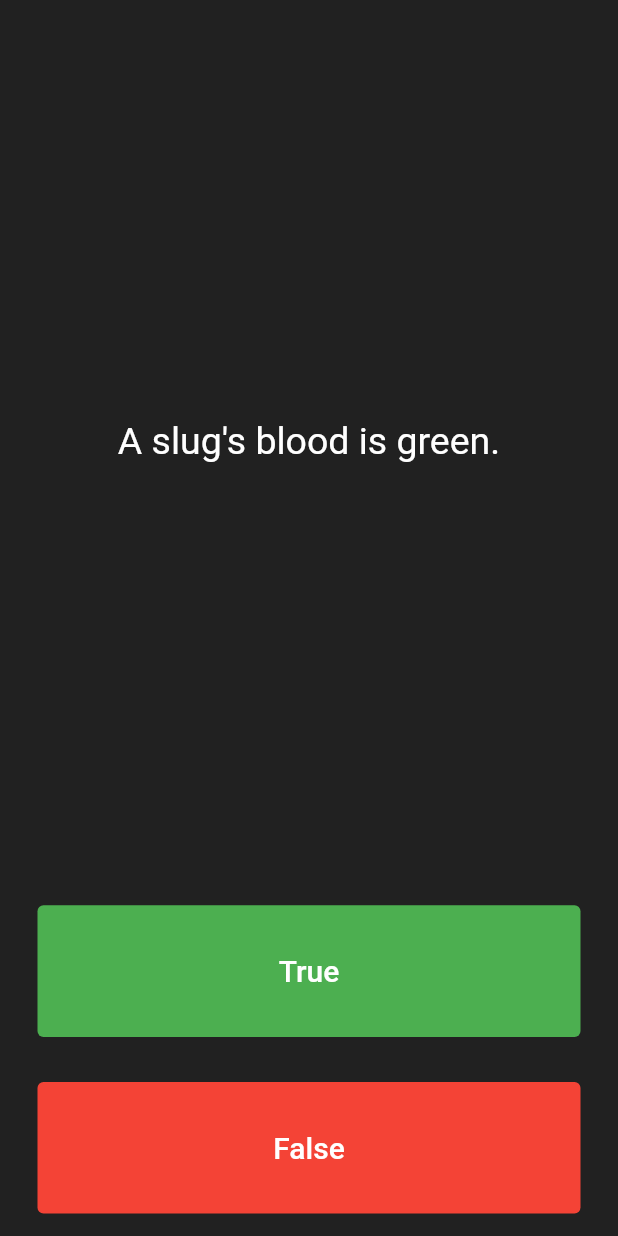
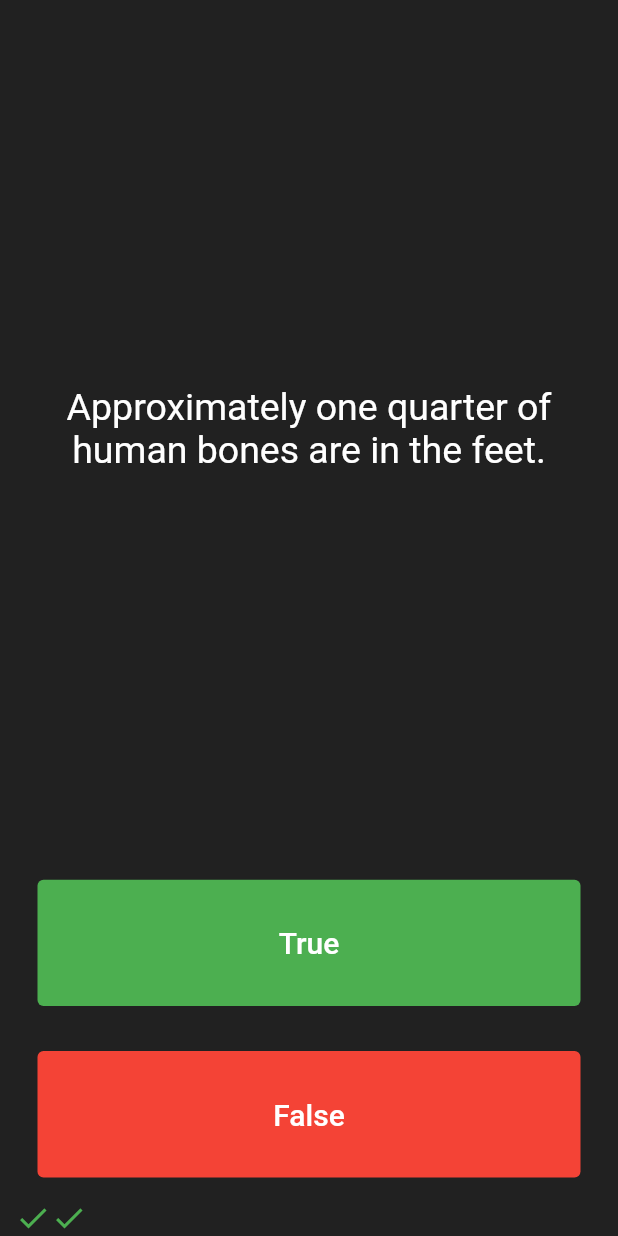
Before and after one commit to Woozzang/flutter-start-from-scratch, a Flutter app: the screen it shows after launch, after a tap on "True", after a tap on "False", on a phone screen of 412 x 824 dp. Run offline on Flutter 3.47's test engine with Material 2 defaults, Android fonts, the phone set to English and light mode, and no system bars; our stand-ins replace audioplayers, rflutter_alert.

Commit message:
Complete quizzler app - add new package - Leverage Class

```diff
--- a/flutter/toy-projects/quizzler/lib/main.dart
+++ b/flutter/toy-projects/quizzler/lib/main.dart
@@ -1,5 +1,9 @@
 import 'package:flutter/material.dart';
+import 'package:quizzler/question.dart';
+import 'quiz_brain.dart';
+import 'package:rflutter_alert/rflutter_alert.dart';
 
+QuizBrain quizBrain = QuizBrain();
 void main() => runApp(Quizzler());
 
 class Quizzler extends StatelessWidget {
@@ -27,19 +31,41 @@
 class _QuizPageState extends State<QuizPage> {
   List<Icon> scoreKeeper = [];
 
-  List<String> questions = [
-    'You can lead a cow down stairs but not up stairs.',
-    'Approximately one quarter of human bones are in the feet.',
-    'A slug\'s blood is green.',
-  ];
+  void checkAnswer(bool userPickedAnswer) {
+    bool correctAnser = quizBrain.getQuestionAnswer();
 
-  List<bool> answers = [
-    false,
-    true,
-    true,
-  ];
+    setState(() {
+      if (userPickedAnswer == correctAnser) {
+        if (quizBrain.isFinished()) {
+          Alert(
+                  context: context,
+                  title: 'Finished',
+                  desc: "You've just solved all quiz.")
+              .show();
+          quizBrain.reset();
+          scoreKeeper = [];
+          return;
+        }
 
-  int questionNumberIndex = 0;
+        scoreKeeper.add(Icon(
+          Icons.check,
+          color: Colors.green,
+        ));
+      } else {
+        scoreKeeper.add(Icon(
+          Icons.close,
+          color: Colors.red,
+        ));
+      }
+
+      quizBrain.nextQuestion();
+    });
+  }
+
+  void showAlert() {
+    Alert(context: context, title: "RFLUTTER", desc: "Flutter is awesome.")
+        .show();
+  }
 
   @override
   Widget build(BuildContext context) {
@@ -53,7 +79,7 @@
             padding: EdgeInsets.all(10.0),
             child: Center(
               child: Text(
-                questions[questionNumberIndex],
+                quizBrain.getQuestionText(),
                 textAlign: TextAlign.center,
                 style: TextStyle(
                   fontSize: 25.0,
@@ -78,18 +104,7 @@
                 ),
               ),
               onPressed: () {
-                //The user picked true.
-                bool correctAnswer = answers[questionNumberIndex];
-
-                if (correctAnswer == true) {
-                  print('user got it right');
-                } else {
-                  print('user got it wrong');
-                }
-
-                setState(() {
-                  questionNumberIndex++;
-                });
+                checkAnswer(true);
               },
             ),
           ),
@@ -109,17 +124,7 @@
                 ),
               ),
               onPressed: () {
-                bool correctAnswer = answers[questionNumberIndex];
-
-                if (correctAnswer == false) {
-                  print('user got it right');
-                } else {
-                  print('user got it wrong');
-                }
-                //The user picked false.
-                setState(() {
-                  questionNumberIndex++;
-                });
+                checkAnswer(false);
               },
             ),
           ),
--- /dev/null
+++ b/flutter/toy-projects/quizzler/lib/quiz_brain.dart
@@ -0,0 +1,47 @@
+import 'question.dart';
+
+class QuizBrain {
+  int _questionNumber = 0;
+
+  List<Question> _questionBank = [
+    Question('Some cats are actually allergic to humans', true),
+    Question('You can lead a cow down stairs but not up stairs.', false),
+    Question('Approximately one quarter of human bones are in the feet.', true),
+    Question('A slug\'s blood is green.', true),
+    Question('Buzz Aldrin\'s mother\'s maiden name was \"Moon\".', true),
+    Question('It is illegal to pee in the Ocean in Portugal.', true),
+    Question(
+        'No piece of square dry paper can be folded in half more than 7 times.',
+        false),
+    Question(
+        'In London, UK, if you happen to die in the House of Parliament, you are technically entitled to a state funeral, because the building is considered too sacred a place.',
+        true),
+    Question(
+        'The loudest sound produced by any animal is 188 decibels. That animal is the African Elephant.',
+        false),
+    Question(
+        'The total surface area of two human lungs is approximately 70 square metres.',
+        true),
+    Question('Google was originally called \"Backrub\".', true),
+    Question(
+        'Chocolate affects a dog\'s heart and nervous system; a few ounces are enough to kill a small dog.',
+        true),
+    Question(
+        'In West Virginia, USA, if you accidentally hit an animal with your car, you are free to take it home to eat.',
+        true),
+  ];
+
+  void nextQuestion() {
+    if (_questionNumber < _questionBank.length - 1) {
+      _questionNumber++;
+    }
+  }
+
+  String getQuestionText() => _questionBank[_questionNumber].qusetionText;
+
+  bool getQuestionAnswer() => _questionBank[_questionNumber].questionAnswer;
+
+  bool isFinished() => _questionNumber == _questionBank.length - 1;
+
+  void reset() => _questionNumber = 0;
+}
--- a/flutter/toy-projects/quizzler/pubspec.yaml
+++ b/flutter/toy-projects/quizzler/pubspec.yaml
@@ -34,6 +34,7 @@
   # The following adds the Cupertino Icons font to your application.
   # Use with the CupertinoIcons class for iOS style icons.
   cupertino_icons: ^1.0.2
+  rflutter_alert: ^2.0.4
 
 dev_dependencies:
   flutter_test:
@@ -56,6 +57,7 @@
   # included with your application, so that you can use the icons in
   # the material Icons class.
   uses-material-design: true
+
 
   # To add assets to your application, add an assets section, like this:
   # assets:
```
Also changed, not shown: flutter/toy-projects/quizzler/lib/question.dart (added, +8 -0 lines).
